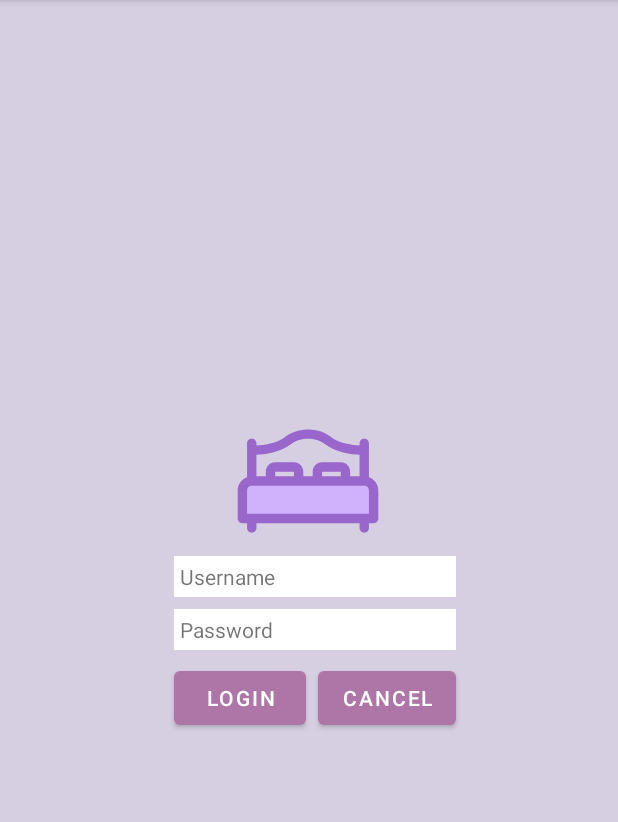
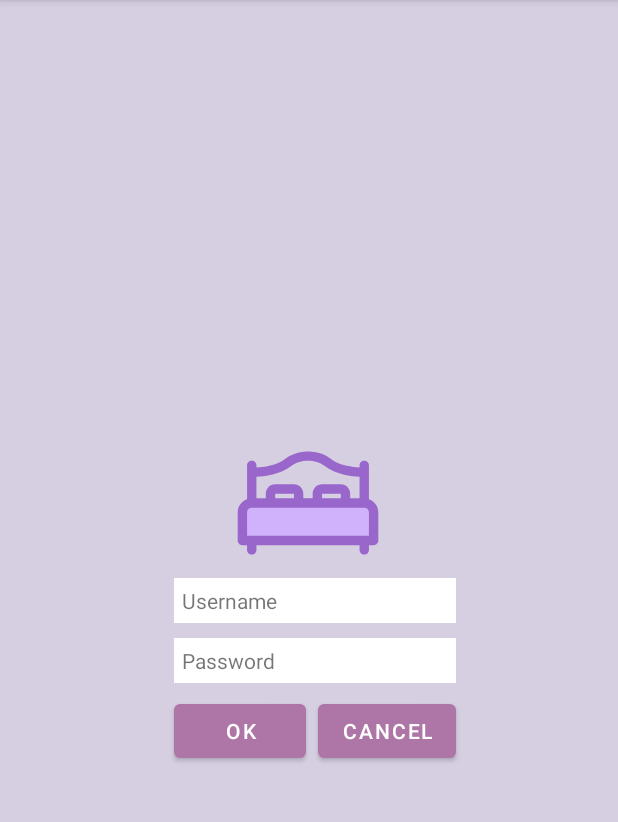
Before and after one commit to ArinoMichi/First, an Android app: the screen it shows after launch (MainActivity), on a phone screen of 412 x 824 dp, the part 84-906 px from its top. Run offline under Robolectric (Android 15) with nearby library versions, the phone set to English and light mode, and no system bars.

Commit message:
"perfeccionando interfaz"

```diff
--- a/app/src/main/res/layout/activity_main.xml
+++ b/app/src/main/res/layout/activity_main.xml
@@ -11,32 +11,33 @@
         android:id="@+id/username"
         android:layout_width="0dp"
         android:layout_height="wrap_content"
+        android:text="Username"
+        android:padding="5dp"
         android:background="@color/white"
-        android:text="Username"
-        android:padding="4dp"
+        android:layout_marginTop="32dp"
         app:layout_constraintBottom_toBottomOf="parent"
         app:layout_constraintEnd_toEndOf="@id/boton2"
-        app:layout_constraintStart_toStartOf="@id/login"
+        app:layout_constraintStart_toStartOf="@id/boton1"
         app:layout_constraintTop_toTopOf="parent" />
 
     <TextView
         android:id="@+id/password"
         android:layout_width="0dp"
+        android:layout_height="wrap_content"
+        android:layout_marginTop="10dp"
+        android:padding="5dp"
+        android:text="Password"
         android:background="@color/white"
-        android:layout_height="wrap_content"
-        android:layout_marginTop="8dp"
-        android:text="Password"
-        android:padding="4dp"
         app:layout_constraintTop_toBottomOf="@+id/username"
         app:layout_constraintEnd_toEndOf="@id/boton2"
-        app:layout_constraintStart_toStartOf="@id/login"/>
+        app:layout_constraintStart_toStartOf="@id/boton1"/>
 
     <Button
-        android:id="@+id/login"
+        android:id="@+id/boton1"
         android:layout_width="wrap_content"
         android:layout_height="wrap_content"
         android:layout_margin="8dp"
-        android:text="LOGIN"
+        android:text="OK"
         app:layout_constraintEnd_toEndOf="parent"
         app:layout_constraintHorizontal_bias="0.35"
         app:layout_constraintStart_toStartOf="parent"
@@ -48,9 +49,9 @@
         android:layout_height="wrap_content"
         android:layout_marginLeft="8dp"
         android:text="CANCEL"
-        app:layout_constraintBottom_toBottomOf="@+id/login"
-        app:layout_constraintStart_toEndOf="@+id/login"
-        app:layout_constraintTop_toTopOf="@+id/login" />
+        app:layout_constraintBottom_toBottomOf="@+id/boton1"
+        app:layout_constraintStart_toEndOf="@+id/boton1"
+        app:layout_constraintTop_toTopOf="@+id/boton1" />
 
     <ImageView
         android:layout_width="100dp"
@@ -60,6 +61,18 @@
         android:src="@drawable/bed_icon"
         app:layout_constraintBottom_toTopOf="@+id/username"
         app:layout_constraintEnd_toEndOf="@+id/boton2"
-        app:layout_constraintStart_toStartOf="@+id/login" />
+        app:layout_constraintStart_toStartOf="@+id/boton1" />
+
+    <androidx.constraintlayout.widget.Guideline
+        android:layout_width="match_parent"
+        android:layout_height="match_parent"
+        android:orientation="vertical"
+        app:layout_constraintGuide_percent="0.20"/>
+
+    <androidx.constraintlayout.widget.Guideline
+        android:layout_width="match_parent"
+        android:layout_height="match_parent"
+        android:orientation="vertical"
+        app:layout_constraintGuide_percent="0.80"/>
 
 </androidx.constraintlayout.widget.ConstraintLayout>
```
